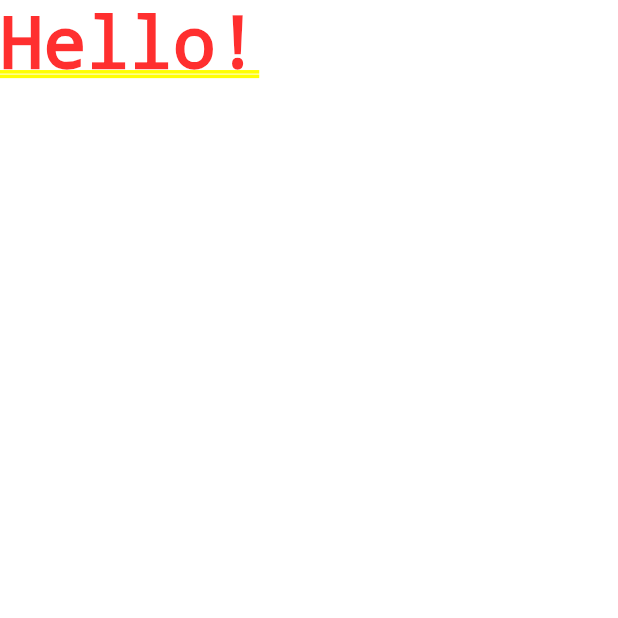
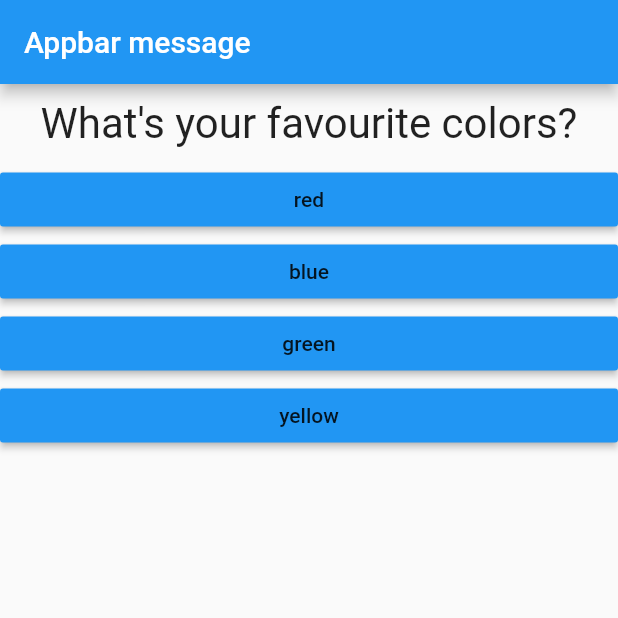
Before and after one commit to JunMun28/flutter_complete_guide, a Flutter app: the screen it shows after launch, on a phone screen of 412 x 824 dp, the top half of it. Run offline on Flutter 3.47's test engine with Material 2 defaults, Android fonts, the phone set to English and light mode, and no system bars.

Commit message:
new commit

```diff
--- /dev/null
+++ b/lib/answer.dart
@@ -0,0 +1,19 @@
+import 'package:flutter/material.dart';
+
+class Answer extends StatelessWidget {
+  final Function selectHandler;
+  final String answer;
+
+  Answer(this.selectHandler, this.answer);
+
+  @override
+  Widget build(BuildContext context) {
+    return Container(
+        width: double.infinity,
+        child: RaisedButton(
+          color: Colors.blue,
+          child: Text(answer),
+          onPressed: selectHandler,
+        ));
+  }
+}
--- a/lib/main.dart
+++ b/lib/main.dart
@@ -1,13 +1,57 @@
 import 'package:flutter/material.dart';
+
+import './question.dart';
+import 'answer.dart';
 
 void main() {
   runApp(MyApp());
 }
 
-class MyApp extends StatelessWidget {
+class MyApp extends StatefulWidget {
+  @override
+  _MyAppState createState() => _MyAppState();
+}
+
+class _MyAppState extends State<MyApp> {
+  var _index = 0;
+
+  void _printSomething() {
+    setState(() {
+      _index += 1;
+    });
+    print(_index);
+  }
+
+  List questions = [
+    {
+      'questionText': 'What\'s your favourite colors?',
+      'answers': ['red', 'blue', 'green', 'yellow']
+    },
+    {
+      'questionText': 'What\'s your favourite animal?',
+      'answers': ['cat', 'dog', 'lion', 'elephant']
+    },
+    {
+      'questionText': 'What\'s your favourite fruit?',
+      'answers': ['banana', 'apple', 'grape']
+    },
+  ];
+
   Widget build(BuildContext context) {
     return MaterialApp(
-      home: Text("Hello!"),
+      home: Scaffold(
+        appBar: AppBar(
+          title: Text('Appbar message'),
+        ),
+        body: Column(
+          children: <Widget>[
+            Question(questions[_index]['questionText']),
+            ...(questions[_index]['answers'] as List<String>).map((answer) {
+              return Answer(_printSomething, answer);
+            }).toList()
+          ],
+        ),
+      ),
     );
   }
 }
--- /dev/null
+++ b/lib/question.dart
@@ -0,0 +1,22 @@
+import 'package:flutter/material.dart';
+
+class Question extends StatelessWidget {
+  final String questionText;
+
+  Question(this.questionText);
+
+  @override
+  Widget build(BuildContext context) {
+    return Container(
+      width: double.infinity,
+      margin: EdgeInsets.all(10),
+      child: Text(
+        questionText,
+        style: TextStyle(
+          fontSize: 28,
+        ),
+        textAlign: TextAlign.center,
+      ),
+    );
+  }
+}
```
Also changed, not shown: lib/test.dart (deleted).
